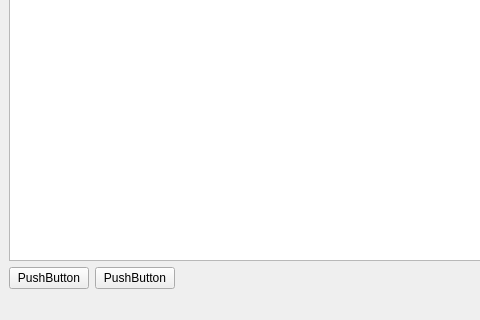
Above: Documents/Worrksheet6/WS6_GUI/mainwindow.ui from Kl3mJ0/uni before the change; both pictures show x 0 to 480 and y 280 to 600 of the 800 by 600 pixel window. Below: the same form after it.
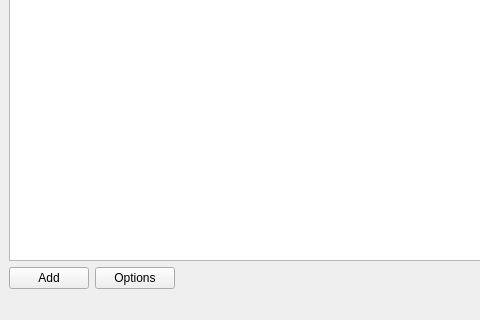
That is the form after the change. Icons and pictures are not drawn.

The edit to the form file:
```diff
--- a/Documents/Worrksheet6/WS6_GUI/mainwindow.ui
+++ b/Documents/Worrksheet6/WS6_GUI/mainwindow.ui
@@ -34,14 +34,14 @@
       <item>
        <widget class="QPushButton" name="pushButton_2">
         <property name="text">
-         <string>PushButton</string>
+         <string>Add</string>
         </property>
        </widget>
       </item>
       <item>
        <widget class="QPushButton" name="pushButton">
         <property name="text">
-         <string>PushButton</string>
+         <string>Options</string>
         </property>
        </widget>
       </item>
```
